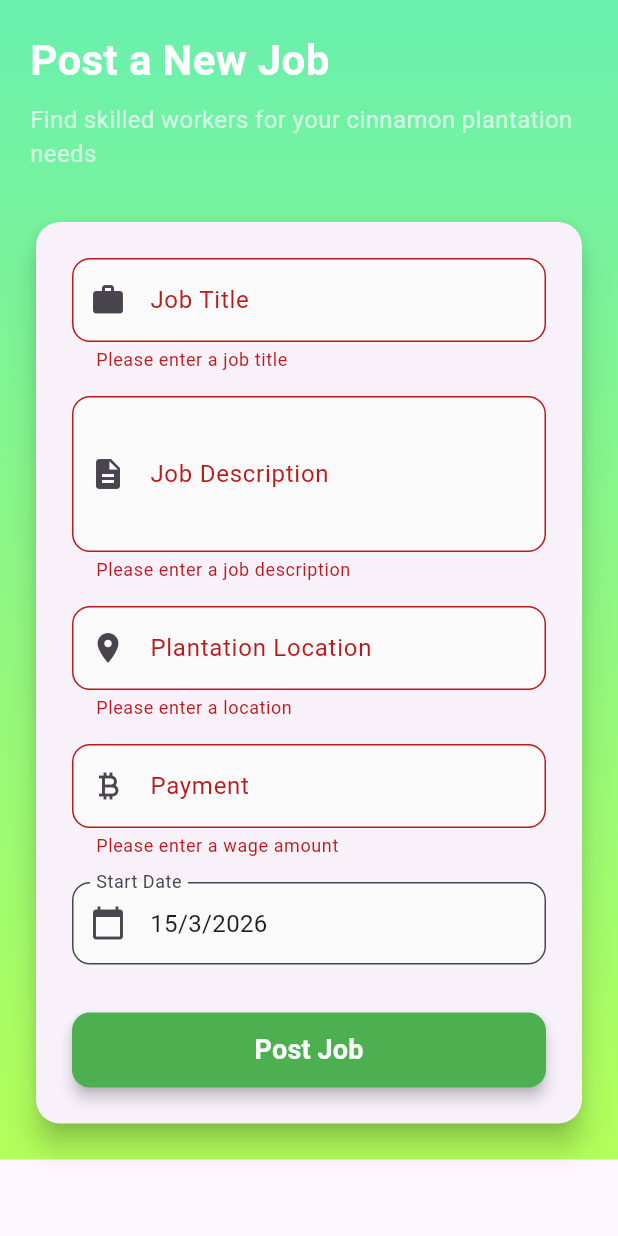
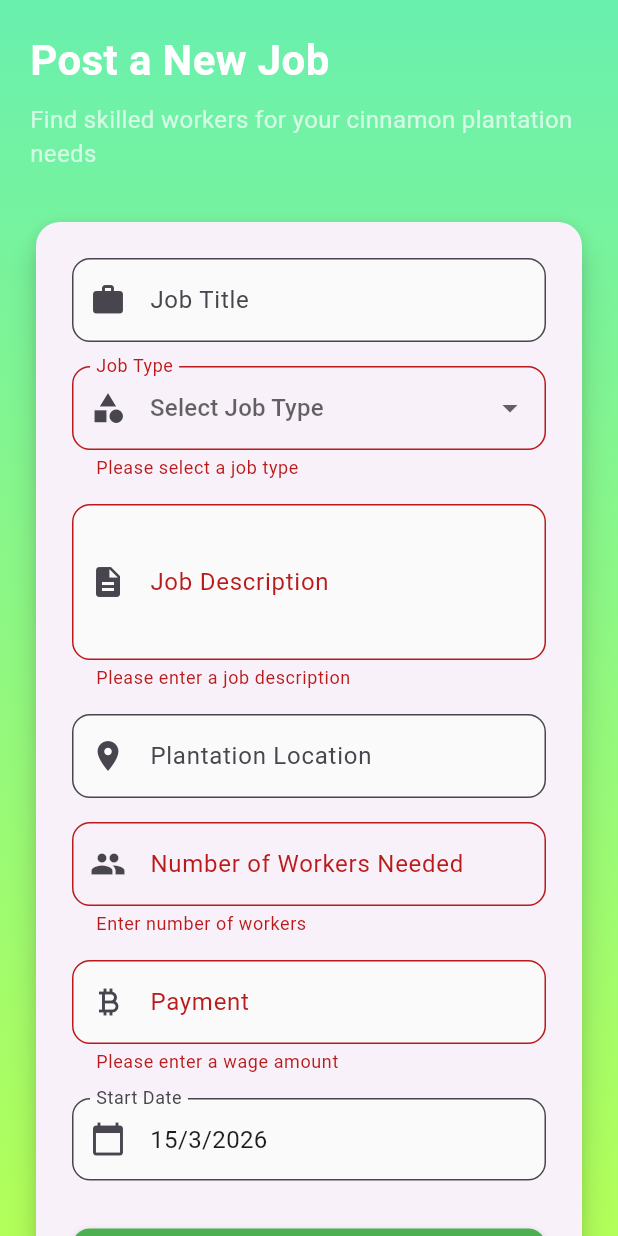
Before and after one commit to ChameeraHD/CinnaLink, a Flutter app: the JobPostingPage screen opened directly, after a tap on "Post Job", on a phone screen of 412 x 824 dp. Run offline on Flutter 3.47's test engine with Material 3 defaults, Android fonts, the phone set to English and light mode, and no system bars; our stand-ins replace cloud_firestore, firebase_auth, firebase_core; accounts and stored records are empty.

Commit message:
add the job_posting_page

```diff
--- a/lib/job_posting_page.dart
+++ b/lib/job_posting_page.dart
@@ -13,7 +13,9 @@ class _JobPostingPageState extends State<JobPostingPage> {
   final _descriptionController = TextEditingController();
   final _locationController = TextEditingController();
   final _wageController = TextEditingController();
+  final _workersController = TextEditingController();
 
+  String? _jobType;
   DateTime _selectedDate = DateTime.now();
 
   Future<void> _selectDate(BuildContext context) async {
@@ -41,6 +43,7 @@ class _JobPostingPageState extends State<JobPostingPage> {
       _descriptionController.clear();
       _locationController.clear();
       _wageController.clear();
+      _workersController.clear();
       setState(() {
         _selectedDate = DateTime.now();
       });
@@ -101,9 +104,40 @@ class _JobPostingPageState extends State<JobPostingPage> {
                               filled: true,
                               fillColor: Colors.grey[50],
                             ),
+                          ),
+
+                          const SizedBox(height: 16),
+                          DropdownButtonFormField<String>(
+                            value: _jobType,
+                            hint: const Text("Select Job Type"),
+                            decoration: InputDecoration(
+                              labelText: 'Job Type',
+                              prefixIcon: Icon(Icons.category),
+                              border: OutlineInputBorder(
+                                borderRadius: BorderRadius.circular(12),
+                              ),
+                            ),
+                            items:
+                                [
+                                  'Cinnamon Cutting',
+                                  'Cinnamon Peeling',
+                                  'Cinnamon Scraping',
+                                  'Cinnamon Rolling',
+                                ].map((job) {
+                                  return DropdownMenuItem(
+                                    value: job,
+                                    child: Text(job),
+                                  );
+                                }).toList(),
+                            onChanged: (value) {
+                              setState(() {
+                                _jobType = value;
+                              });
+                            },
+
                             validator: (value) {
-                              if (value == null || value.isEmpty) {
-                                return 'Please enter a job title';
+                              if (value == null) {
+                                return 'Please select a job type';
                               }
                               return null;
                             },
@@ -142,9 +176,22 @@ class _JobPostingPageState extends State<JobPostingPage> {
                               filled: true,
                               fillColor: Colors.grey[50],
                             ),
+                          ),
+                          const SizedBox(height: 16),
+                          TextFormField(
+                            controller: _workersController,
+                            keyboardType: TextInputType.number,
+                            decoration: InputDecoration(
+                              labelText: 'Number of Workers Needed',
+                              prefixIcon: Icon(Icons.group),
+                              border: OutlineInputBorder(
+                                borderRadius: BorderRadius.circular(12),
+                              ),
+                            ),
+
                             validator: (value) {
                               if (value == null || value.isEmpty) {
-                                return 'Please enter a location';
+                                return 'Enter number of workers';
                               }
                               return null;
                             },
```
Also changed, not shown: 28 other files.
